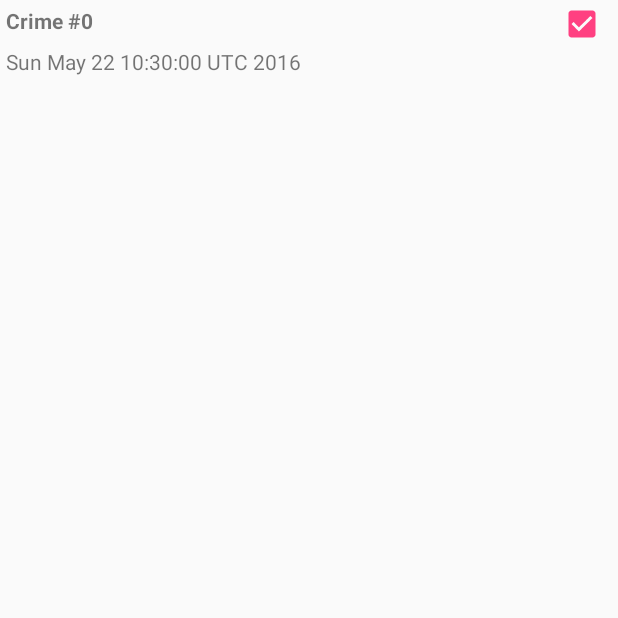
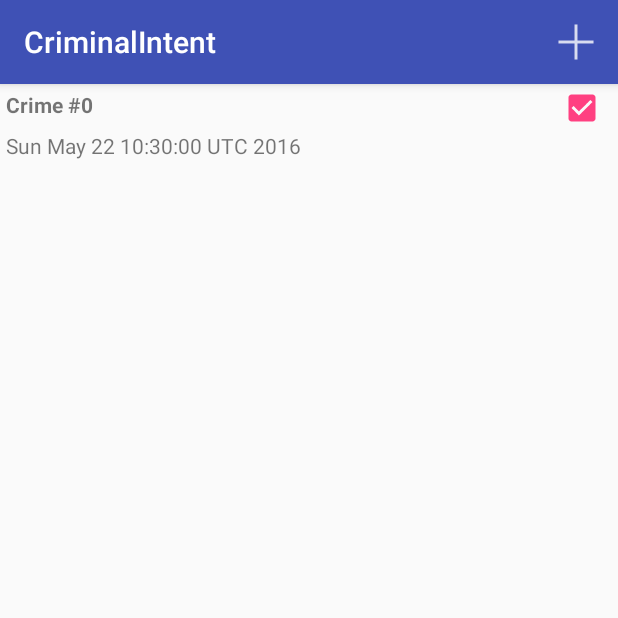
Before and after one commit to augustovictor/android-criminal-intent, an Android app: the screen it shows after launch (CrimeListActivity), on a phone screen of 412 x 824 dp, the top half of it. Run offline under Robolectric (Android 15) with nearby library versions, the phone set to English and light mode, and no system bars.

Commit message:
Add icon added to toolbar

```diff
--- a/app/src/main/java/com/example/victoraweb/criminalintent/CrimeListFragment.java
+++ b/app/src/main/java/com/example/victoraweb/criminalintent/CrimeListFragment.java
@@ -7,6 +7,8 @@ import android.support.v4.app.Fragment;
 import android.support.v7.widget.LinearLayoutManager;
 import android.support.v7.widget.RecyclerView;
 import android.view.LayoutInflater;
+import android.view.Menu;
+import android.view.MenuInflater;
 import android.view.View;
 import android.view.ViewGroup;
 import android.widget.CheckBox;
@@ -103,6 +105,12 @@ public class CrimeListFragment extends Fragment {
     private RecyclerView mCrimeRecyclerView;
     private CrimeAdapter mAdapter;
 
+    @Override
+    public void onCreate(@Nullable Bundle savedInstanceState) {
+        super.onCreate(savedInstanceState);
+        setHasOptionsMenu(true);
+    }
+
     @Nullable
     @Override
     public View onCreateView(LayoutInflater inflater, @Nullable ViewGroup container, @Nullable Bundle savedInstanceState) {
@@ -122,4 +130,10 @@ public class CrimeListFragment extends Fragment {
         super.onResume();
         updateUI();
     }
+
+    @Override
+    public void onCreateOptionsMenu(Menu menu, MenuInflater inflater) {
+        super.onCreateOptionsMenu(menu, inflater);
+        inflater.inflate(R.menu.fragment_crime_list, menu);
+    }
 }
--- a/app/src/main/java/com/example/victoraweb/criminalintent/CrimePagerActivity.java
+++ b/app/src/main/java/com/example/victoraweb/criminalintent/CrimePagerActivity.java
@@ -1,14 +1,13 @@
 package com.example.victoraweb.criminalintent;
 
-import android.app.Fragment;
 import android.content.Context;
 import android.content.Intent;
 import android.os.Bundle;
 import android.support.annotation.Nullable;
-import android.support.v4.app.FragmentActivity;
 import android.support.v4.app.FragmentManager;
 import android.support.v4.app.FragmentStatePagerAdapter;
 import android.support.v4.view.ViewPager;
+import android.support.v7.app.AppCompatActivity;
 
 import java.util.List;
 import java.util.UUID;
@@ -16,7 +15,7 @@ import java.util.UUID;
 /**
  * Created by victoraweb on 5/16/16.
  */
-public class CrimePagerActivity extends FragmentActivity {
+public class CrimePagerActivity extends AppCompatActivity {
 
     private ViewPager mViewPager;
     private List<Crime> mCrimes;
--- a/app/src/main/java/com/example/victoraweb/criminalintent/SingleFragmentActivity.java
+++ b/app/src/main/java/com/example/victoraweb/criminalintent/SingleFragmentActivity.java
@@ -3,13 +3,13 @@ package com.example.victoraweb.criminalintent;
 import android.os.Bundle;
 import android.support.annotation.Nullable;
 import android.support.v4.app.Fragment;
-import android.support.v4.app.FragmentActivity;
 import android.support.v4.app.FragmentManager;
+import android.support.v7.app.AppCompatActivity;
 
 /**
  * Created by victoraweb on 5/14/16.
  */
-public abstract class SingleFragmentActivity extends FragmentActivity {
+public abstract class SingleFragmentActivity extends AppCompatActivity {
 
     @Override
     protected void onCreate(@Nullable Bundle savedInstanceState) {
--- /dev/null
+++ b/app/src/main/res/menu/fragment_crime_list.xml
@@ -0,0 +1,11 @@
+<?xml version="1.0" encoding="utf-8"?>
+<menu xmlns:android1="http://schemas.android.com/apk/res-auto"
+    xmlns:android="http://schemas.android.com/apk/res/android">
+
+    <item
+        android:id="@+id/menu_item_new_crime"
+        android:icon="@drawable/ic_menu_add"
+        android:title="@string/new_crime"
+        android1:showAsAction="ifRoom|withText"/>
+
+</menu>
--- a/app/src/main/res/values/strings.xml
+++ b/app/src/main/res/values/strings.xml
@@ -6,4 +6,8 @@
     <string name="crime_solved_label">Solved</string>
     <string name="crime_date_label">Date</string>
     <string name="date_picker_title">Date of crime:</string>
+    <string name="new_crime">New Crime</string>
+    <string name="show_subtitle">Show Subtitle</string>
+    <string name="hide_subtitle">Hide Subtitle</string>
+    <string name="subtitle_format">%1$s crimes</string>
 </resources>
```
Also changed, not shown: app/src/main/res/drawable-hdpi/ic_menu_add.png (added), app/src/main/res/drawable-mdpi/ic_menu_add.png (added), app/src/main/res/drawable-xhdpi/ic_menu_add.png (added), app/src/main/res/drawable-xxhdpi/ic_menu_add.png (added).
